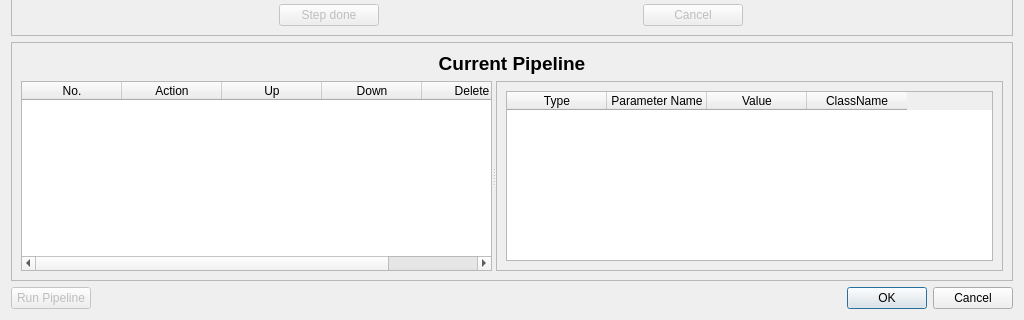
Before: the Qt Designer form FEniCSBloodSim/GUI_Module/Forms/Workflow/genericworkflowdialog.ui in carmenalonsomontes/FEniCS-Medical-Simulation, drawn with Qt 5; both pictures show x 0 to 1024 and y 509 to 829 of the 1024 by 829 pixel window.
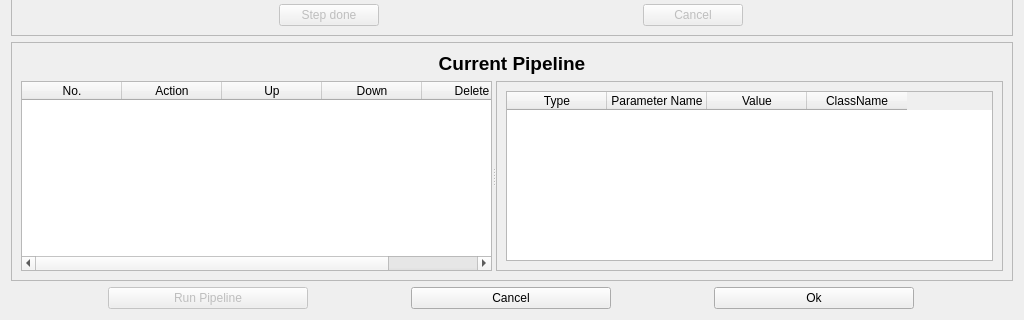
After: the same form once the commit is applied.

Patch:
```diff
--- a/FEniCSBloodSim/GUI_Module/Forms/Workflow/genericworkflowdialog.ui
+++ b/FEniCSBloodSim/GUI_Module/Forms/Workflow/genericworkflowdialog.ui
@@ -344,18 +344,58 @@
        <property name="enabled">
         <bool>false</bool>
        </property>
+       <property name="minimumSize">
+        <size>
+         <width>100</width>
+         <height>0</height>
+        </size>
+       </property>
+       <property name="maximumSize">
+        <size>
+         <width>200</width>
+         <height>16777215</height>
+        </size>
+       </property>
        <property name="text">
         <string>Run Pipeline</string>
        </property>
       </widget>
      </item>
      <item>
-      <widget class="QDialogButtonBox" name="wkfButtonBox">
-       <property name="orientation">
-        <enum>Qt::Horizontal</enum>
+      <widget class="QPushButton" name="cancelButton">
+       <property name="minimumSize">
+        <size>
+         <width>100</width>
+         <height>0</height>
+        </size>
        </property>
-       <property name="standardButtons">
-        <set>QDialogButtonBox::Cancel|QDialogButtonBox::Ok</set>
+       <property name="maximumSize">
+        <size>
+         <width>200</width>
+         <height>16777215</height>
+        </size>
+       </property>
+       <property name="text">
+        <string>Cancel</string>
+       </property>
+      </widget>
+     </item>
+     <item>
+      <widget class="QPushButton" name="okButton">
+       <property name="minimumSize">
+        <size>
+         <width>100</width>
+         <height>0</height>
+        </size>
+       </property>
+       <property name="maximumSize">
+        <size>
+         <width>200</width>
+         <height>16777215</height>
+        </size>
+       </property>
+       <property name="text">
+        <string>Ok</string>
        </property>
       </widget>
      </item>
```
Left out of the diff: 35 changed lines with no effect on the pictures.
